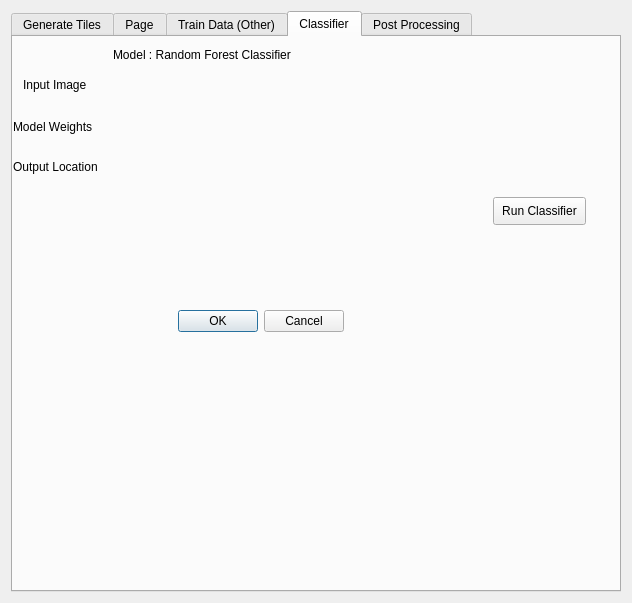
First picture: the form in RandomForestClassifier_dialog_base.ui, repository atishayjn/QGIS-Plugin, before the edit.
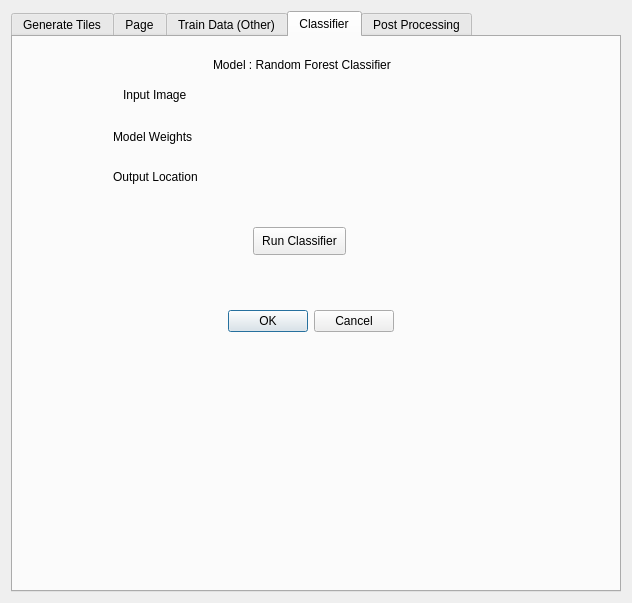
Second picture: the form after the edit. Custom widgets are drawn as their Qt base class.

Diff of the .ui file:
```diff
--- a/RandomForestClassifier_dialog_base.ui
+++ b/RandomForestClassifier_dialog_base.ui
@@ -873,8 +873,8 @@
       <widget class="QgsFileWidget" name="input_img_box">
        <property name="geometry">
         <rect>
-         <x>100</x>
-         <y>40</y>
+         <x>200</x>
+         <y>50</y>
          <width>251</width>
          <height>21</height>
         </rect>
@@ -886,8 +886,8 @@
       <widget class="QLabel" name="label">
        <property name="geometry">
         <rect>
-         <x>10</x>
-         <y>40</y>
+         <x>110</x>
+         <y>50</y>
          <width>81</width>
          <height>16</height>
         </rect>
@@ -899,8 +899,8 @@
       <widget class="QLabel" name="label_2">
        <property name="geometry">
         <rect>
-         <x>0</x>
-         <y>80</y>
+         <x>100</x>
+         <y>90</y>
          <width>91</width>
          <height>20</height>
         </rect>
@@ -912,8 +912,8 @@
       <widget class="QgsFileWidget" name="input_img_box_2">
        <property name="geometry">
         <rect>
-         <x>100</x>
-         <y>80</y>
+         <x>200</x>
+         <y>90</y>
          <width>251</width>
          <height>21</height>
         </rect>
@@ -922,8 +922,8 @@
       <widget class="QgsFileWidget" name="input_img_box_3">
        <property name="geometry">
         <rect>
-         <x>100</x>
-         <y>120</y>
+         <x>200</x>
+         <y>130</y>
          <width>251</width>
          <height>21</height>
         </rect>
@@ -935,8 +935,8 @@
       <widget class="QLabel" name="label_3">
        <property name="geometry">
         <rect>
-         <x>0</x>
-         <y>120</y>
+         <x>100</x>
+         <y>130</y>
          <width>91</width>
          <height>20</height>
         </rect>
@@ -948,8 +948,8 @@
       <widget class="QPushButton" name="RunClassifier_Button">
        <property name="geometry">
         <rect>
-         <x>480</x>
-         <y>160</y>
+         <x>240</x>
+         <y>190</y>
          <width>93</width>
          <height>28</height>
         </rect>
@@ -961,8 +961,8 @@
       <widget class="QLabel" name="label_4">
        <property name="geometry">
         <rect>
-         <x>100</x>
-         <y>10</y>
+         <x>200</x>
+         <y>20</y>
          <width>201</width>
          <height>16</height>
         </rect>
@@ -974,7 +974,7 @@
       <widget class="QDialogButtonBox" name="button_box_2">
        <property name="geometry">
         <rect>
-         <x>110</x>
+         <x>160</x>
          <y>270</y>
          <width>221</width>
          <height>28</height>
```
Left out of the diff: 2 changed lines with no effect on the pictures.
